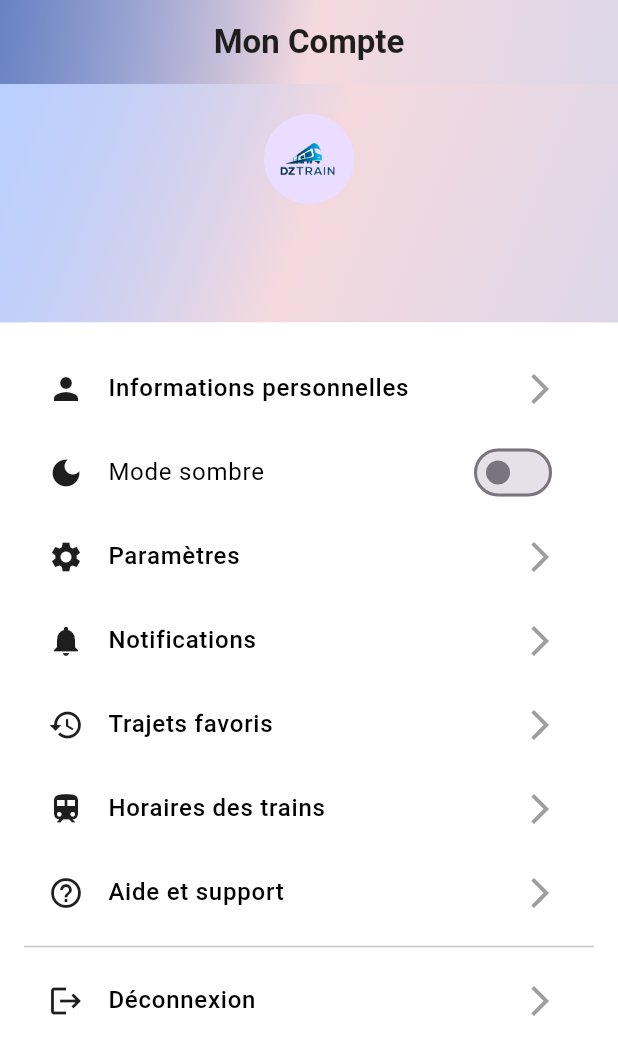
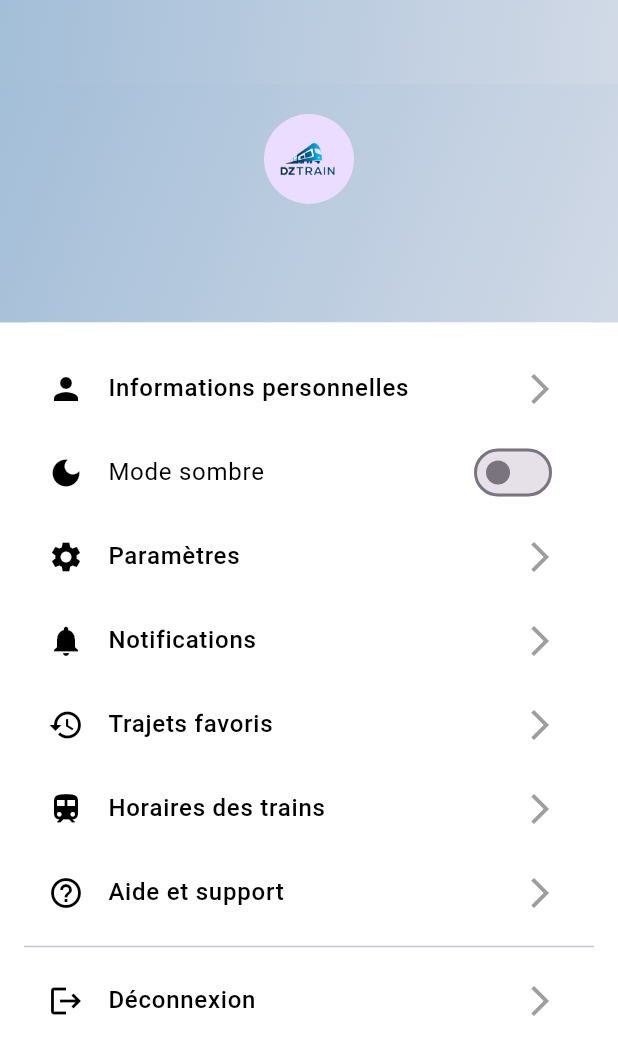
Before and after one commit to ZoukhMeriem/test, a Flutter app: the ProfilePage screen opened directly with empty values, on a phone screen of 412 x 824 dp. Shown: the top 1055 px of the screen. Run offline on Flutter 3.47's test engine with Material 3 defaults, Android fonts, the phone set to English and light mode, and no system bars; our stand-ins replace animated_text_kit, cloud_firestore, dio, firebase_auth, firebase_core, firebase_storage and 9 more; missing offline and left inert: dialog_flowtter; accounts and stored records are empty; generated files the repository leaves out were written again; project files that could hold a hidden picture were left out.

Commit message:
Update compte_screen.dart

```diff
--- a/appdz5/lib/compte/compte_screen.dart
+++ b/appdz5/lib/compte/compte_screen.dart
@@ -1,6 +1,6 @@
 import 'package:cloud_firestore/cloud_firestore.dart';
 import 'package:flutter/material.dart';
-import 'package:flutter_gen/gen_l10n/app_localizations.dart'; // NE PAS OUBLIER !
+import 'package:flutter_gen/gen_l10n/app_localizations.dart'; // Ne pas oublier la localisation
 import 'package:shared_preferences/shared_preferences.dart';
 import '../main.dart';
 import 'user_info_page.dart';
@@ -34,11 +34,15 @@ class _ProfilePageState extends State<ProfilePage> {
   bool _isDark = false;
 
   final Color primaryColor = const Color(0xFF1E1E1E);
+
+
   final List<Color> gradientColors = [
-    Color(0x998BB1FF),
-    Color(0xFFF4D9DE),
-    Color(0xFFDDD7E8),
+    Color(0xFFA3BED8),
+    Color(0xFFD1D9E6) ,
+
   ];
+
+  final Color iconColor = Colors.black;
 
   @override
   void initState() {
@@ -120,6 +124,8 @@ class _ProfilePageState extends State<ProfilePage> {
         preferredSize: Size.fromHeight(kToolbarHeight),
         child: AppBar(
           automaticallyImplyLeading: false,
+          elevation: 0,
+          backgroundColor: Colors.transparent, // Important pour le dégradé
           flexibleSpace: Container(
             decoration: BoxDecoration(
               gradient: LinearGradient(
@@ -129,17 +135,9 @@ class _ProfilePageState extends State<ProfilePage> {
               ),
             ),
           ),
-          elevation: 0,
-          centerTitle: true,
-          title: Text(
-            local.myAccount,
-            style: TextStyle(
-              color: isDark ? Colors.white : primaryColor,
-              fontWeight: FontWeight.bold,
-            ),
-          ),
         ),
       ),
+
       body: Column(
         children: [
           _buildHeader(isDark, local),
@@ -172,7 +170,8 @@ class _ProfilePageState extends State<ProfilePage> {
                     }
                   }, isDark),
                   SwitchListTile(
-                    title: Text(local.darkMode, style: TextStyle(color: isDark ? Colors.white : Colors.black)),
+                    title: Text(local.darkMode,
+                        style: TextStyle(color: isDark ? Colors.white : Colors.black)),
                     value: _isDark,
                     onChanged: (value) {
                       setState(() {
@@ -180,7 +179,7 @@ class _ProfilePageState extends State<ProfilePage> {
                       });
                       toggleTheme(value);
                     },
-                    secondary: Icon(Icons.dark_mode, color: isDark ? Colors.white : primaryColor),
+                    secondary: Icon(Icons.dark_mode, color: iconColor),
                   ),
                   _buildListTile(Icons.settings, local.settings, () {
                     if (userData != null && userData!['username'] != null) {
@@ -297,7 +296,7 @@ class _ProfilePageState extends State<ProfilePage> {
 
   Widget _buildListTile(IconData icon, String title, VoidCallback onTap, bool isDark) {
     return ListTile(
-      leading: Icon(icon, color: isDark ? Colors.white : primaryColor),
+      leading: Icon(icon, color: iconColor),
       title: Text(
         title,
         style: TextStyle(
```
